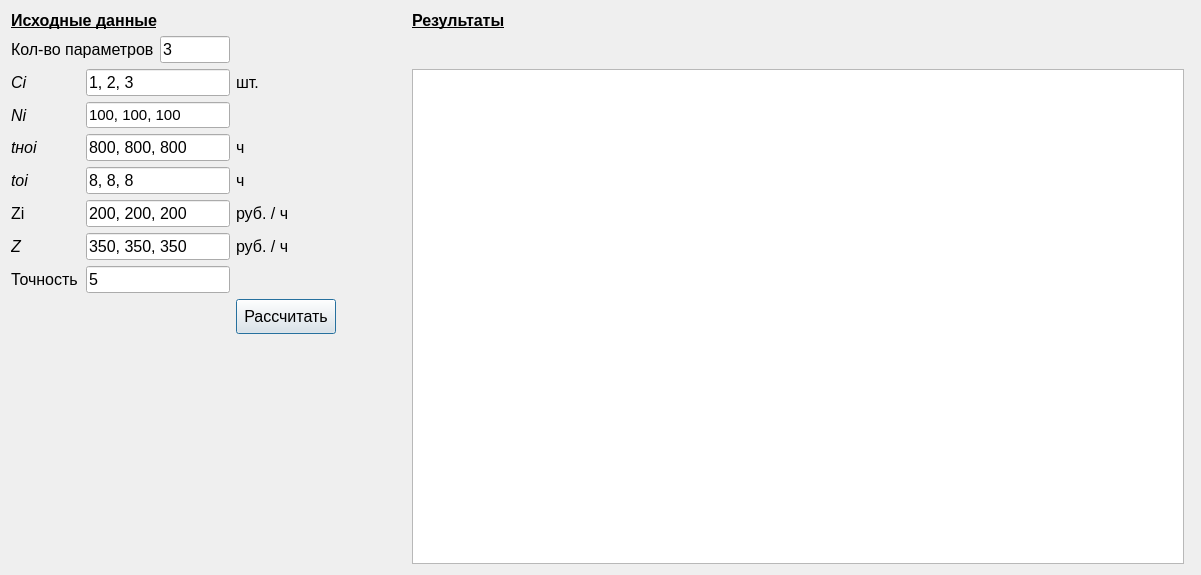
vadimlarionov/ModelRepairman, file modelrepairman.ui: the form before one commit.
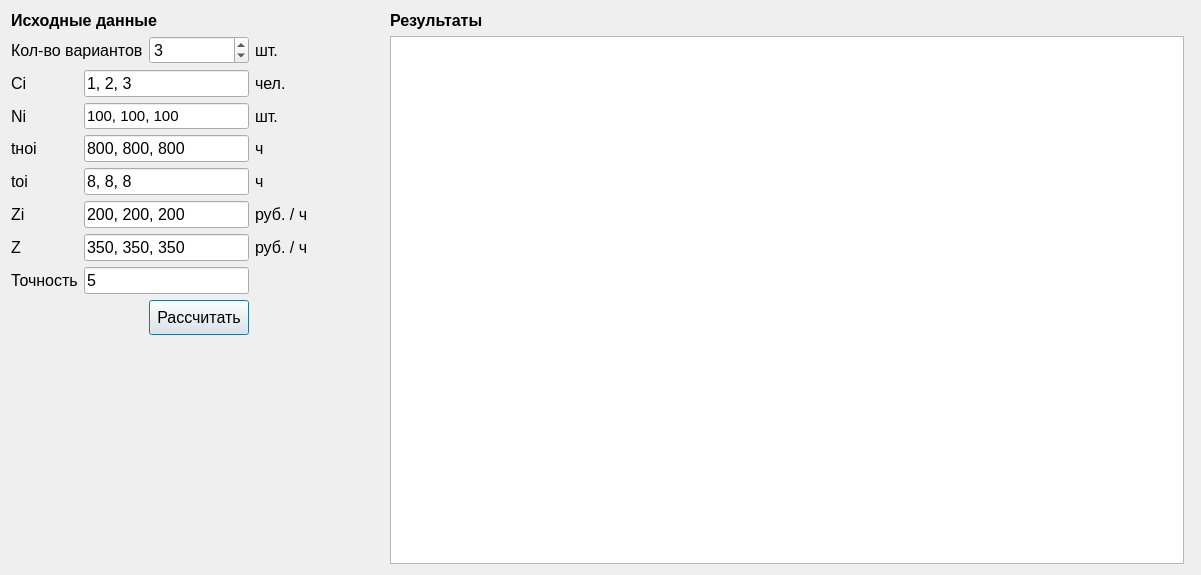
The form after the commit.

Commit message: Иконка, заголовок окна + мелкие фиксы

The edit to the form file:
```diff
--- a/modelrepairman.ui
+++ b/modelrepairman.ui
@@ -28,30 +28,6 @@
        </property>
       </widget>
      </item>
-     <item row="1" column="3">
-      <widget class="QLineEdit" name="number_variants_lineEdit">
-       <property name="minimumSize">
-        <size>
-         <width>70</width>
-         <height>0</height>
-        </size>
-       </property>
-       <property name="maximumSize">
-        <size>
-         <width>70</width>
-         <height>16777215</height>
-        </size>
-       </property>
-       <property name="font">
-        <font>
-         <pointsize>12</pointsize>
-        </font>
-       </property>
-       <property name="text">
-        <string>3</string>
-       </property>
-      </widget>
-     </item>
      <item row="1" column="1" colspan="2">
       <widget class="QLabel" name="label_14">
        <property name="font">
@@ -60,7 +36,7 @@
         </font>
        </property>
        <property name="text">
-        <string>Кол-во параметров</string>
+        <string>Кол-во вариантов</string>
        </property>
       </widget>
      </item>
@@ -71,7 +47,7 @@
          <pointsize>12</pointsize>
          <weight>75</weight>
          <bold>true</bold>
-         <underline>true</underline>
+         <underline>false</underline>
         </font>
        </property>
        <property name="text">
@@ -86,7 +62,7 @@
          <pointsize>12</pointsize>
          <weight>75</weight>
          <bold>true</bold>
-         <underline>true</underline>
+         <underline>false</underline>
         </font>
        </property>
        <property name="text">
@@ -99,7 +75,7 @@
        <property name="font">
         <font>
          <pointsize>12</pointsize>
-         <italic>true</italic>
+         <italic>false</italic>
         </font>
        </property>
        <property name="text">
@@ -127,7 +103,7 @@
        <property name="font">
         <font>
          <pointsize>12</pointsize>
-         <italic>true</italic>
+         <italic>false</italic>
         </font>
        </property>
        <property name="toolTip">
@@ -138,39 +114,12 @@
        </property>
       </widget>
      </item>
-     <item row="9" column="4" colspan="2">
-      <widget class="QPushButton" name="calculateButton">
-       <property name="sizePolicy">
-        <sizepolicy hsizetype="Fixed" vsizetype="Fixed">
-         <horstretch>0</horstretch>
-         <verstretch>0</verstretch>
-        </sizepolicy>
-       </property>
-       <property name="minimumSize">
-        <size>
-         <width>100</width>
-         <height>35</height>
-        </size>
-       </property>
-       <property name="font">
-        <font>
-         <pointsize>12</pointsize>
-        </font>
-       </property>
-       <property name="layoutDirection">
-        <enum>Qt::RightToLeft</enum>
-       </property>
-       <property name="text">
-        <string>Рассчитать</string>
-       </property>
-      </widget>
-     </item>
      <item row="4" column="1">
       <widget class="QLabel" name="label_2">
        <property name="font">
         <font>
          <pointsize>12</pointsize>
-         <italic>true</italic>
+         <italic>false</italic>
         </font>
        </property>
        <property name="toolTip">
@@ -186,7 +135,7 @@
        <property name="font">
         <font>
          <pointsize>12</pointsize>
-         <italic>true</italic>
+         <italic>false</italic>
         </font>
        </property>
        <property name="toolTip">
@@ -202,7 +151,7 @@
        <property name="font">
         <font>
          <pointsize>12</pointsize>
-         <italic>true</italic>
+         <italic>false</italic>
         </font>
        </property>
        <property name="toolTip">
@@ -245,33 +194,6 @@
        </property>
       </spacer>
      </item>
-     <item row="2" column="7" rowspan="10">
-      <widget class="QTableWidget" name="tableWidget">
-       <property name="sizePolicy">
-        <sizepolicy hsizetype="MinimumExpanding" vsizetype="Preferred">
-         <horstretch>0</horstretch>
-         <verstretch>0</verstretch>
-        </sizepolicy>
-       </property>
-       <property name="font">
-        <font>
-         <pointsize>12</pointsize>
-        </font>
-       </property>
-       <property name="editTriggers">
-        <set>QAbstractItemView::NoEditTriggers</set>
-       </property>
-       <property name="wordWrap">
-        <bool>true</bool>
-       </property>
-       <property name="cornerButtonEnabled">
-        <bool>true</bool>
-       </property>
-       <attribute name="verticalHeaderVisible">
-        <bool>false</bool>
-       </attribute>
-      </widget>
-     </item>
      <item row="5" column="4">
       <widget class="QLabel" name="label_6">
        <property name="font">
@@ -319,7 +241,7 @@
         </font>
        </property>
        <property name="text">
-        <string>шт.</string>
+        <string>чел.</string>
        </property>
       </widget>
      </item>
@@ -530,6 +452,102 @@
        </property>
       </widget>
      </item>
+     <item row="9" column="3">
+      <widget class="QPushButton" name="calculateButton">
+       <property name="sizePolicy">
+        <sizepolicy hsizetype="Fixed" vsizetype="Fixed">
+         <horstretch>0</horstretch>
+         <verstretch>0</verstretch>
+        </sizepolicy>
+       </property>
+       <property name="minimumSize">
+        <size>
+         <width>100</width>
+         <height>35</height>
+        </size>
+       </property>
+       <property name="font">
+        <font>
+         <pointsize>12</pointsize>
+        </font>
+       </property>
+       <property name="layoutDirection">
+        <enum>Qt::RightToLeft</enum>
+       </property>
+       <property name="text">
+        <string>Рассчитать</string>
+       </property>
+      </widget>
+     </item>
+     <item row="3" column="4">
+      <widget class="QLabel" name="label_15">
+       <property name="font">
+        <font>
+         <pointsize>12</pointsize>
+        </font>
+       </property>
+       <property name="text">
+        <string>шт.</string>
+       </property>
+      </widget>
+     </item>
+     <item row="1" column="3">
+      <widget class="QSpinBox" name="number_variants_spinBox">
+       <property name="font">
+        <font>
+         <pointsize>12</pointsize>
+        </font>
+       </property>
+       <property name="minimum">
+        <number>1</number>
+       </property>
+       <property name="maximum">
+        <number>100</number>
+       </property>
+       <property name="value">
+        <number>3</number>
+       </property>
+      </widget>
+     </item>
+     <item row="1" column="7" rowspan="11">
+      <widget class="QTableWidget" name="tableWidget">
+       <property name="sizePolicy">
+        <sizepolicy hsizetype="MinimumExpanding" vsizetype="Preferred">
+         <horstretch>0</horstretch>
+         <verstretch>0</verstretch>
+        </sizepolicy>
+       </property>
+       <property name="font">
+        <font>
+         <pointsize>12</pointsize>
+        </font>
+       </property>
+       <property name="editTriggers">
+        <set>QAbstractItemView::NoEditTriggers</set>
+       </property>
+       <property name="wordWrap">
+        <bool>true</bool>
+       </property>
+       <property name="cornerButtonEnabled">
+        <bool>true</bool>
+       </property>
+       <attribute name="verticalHeaderVisible">
+        <bool>false</bool>
+       </attribute>
+      </widget>
+     </item>
+     <item row="1" column="4">
+      <widget class="QLabel" name="label_16">
+       <property name="font">
+        <font>
+         <pointsize>12</pointsize>
+        </font>
+       </property>
+       <property name="text">
+        <string>шт.</string>
+       </property>
+      </widget>
+     </item>
     </layout>
    </item>
   </layout>
```
Left out of the diff: 4 changed lines with no effect on the pictures. The commit also changes 3 other files.
